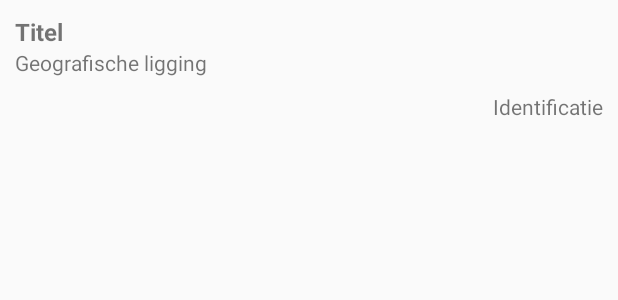
After one commit to marcello505/Programmeren3Project, an Android app: the layout element_item.xml on its own in the app's theme, with its tools: preview values and no code run, on a phone screen of 412 x 824 dp. The commit adds this screen. Shown: the top 300 px of the screen. Run offline under Robolectric (Android 15) with nearby library versions, the phone set to English and light mode, and no system bars.

Commit message:
JSON Parsing toegevoegd en de element_item.xml gemaakt.

```diff
--- a/Project/app/build.gradle
+++ b/Project/app/build.gradle
@@ -31,4 +31,5 @@ dependencies {
     testImplementation 'junit:junit:4.12'
     androidTestImplementation 'androidx.test.ext:junit:1.1.1'
     androidTestImplementation 'androidx.test.espresso:espresso-core:3.2.0'
+    implementation 'com.android.support:recyclerview-v7:28.0.0'
 }
--- /dev/null
+++ b/Project/app/src/main/res/layout/element_item.xml
@@ -0,0 +1,51 @@
+<?xml version="1.0" encoding="utf-8"?>
+<androidx.constraintlayout.widget.ConstraintLayout
+    xmlns:android="http://schemas.android.com/apk/res/android"
+    xmlns:app="http://schemas.android.com/apk/res-auto"
+    xmlns:tools="http://schemas.android.com/tools"
+    android:layout_width="match_parent"
+    android:layout_height="wrap_content"
+    android:id="@+id/cv_element_item_layout"
+    android:padding="10dp">
+
+    <ImageView
+        android:id="@+id/iv_element_item_image"
+        android:layout_width="0dp"
+        android:layout_height="0dp"
+        app:layout_constraintBottom_toBottomOf="parent"
+        app:layout_constraintStart_toStartOf="parent"
+        app:layout_constraintTop_toTopOf="parent" />
+
+    <TextView
+        android:id="@+id/tv_element_item_titel"
+        android:layout_width="0dp"
+        android:layout_height="wrap_content"
+        android:text="Titel"
+        android:textStyle="bold"
+        android:textSize="16sp"
+        app:layout_constraintEnd_toEndOf="parent"
+        app:layout_constraintStart_toEndOf="@+id/iv_element_item_image"
+        app:layout_constraintTop_toTopOf="parent" />
+
+    <TextView
+        android:id="@+id/tv_element_item_geografische_ligging"
+        android:layout_width="0dp"
+        android:layout_height="wrap_content"
+        android:text="Geografische ligging"
+        app:layout_constraintEnd_toEndOf="parent"
+        app:layout_constraintStart_toEndOf="@+id/iv_element_item_image"
+        app:layout_constraintTop_toBottomOf="@+id/tv_element_item_titel" />
+
+    <TextView
+        android:id="@+id/tv_element_item_identificatie"
+        android:layout_width="0dp"
+        android:layout_height="wrap_content"
+        android:text="Identificatie"
+        app:layout_constraintBottom_toBottomOf="parent"
+        app:layout_constraintEnd_toEndOf="parent"
+        app:layout_constraintTop_toBottomOf="@+id/tv_element_item_geografische_ligging"
+        android:layout_marginTop="10dp"/>
+
+
+
+</androidx.constraintlayout.widget.ConstraintLayout>
```
Also changed, not shown: Project/app/src/main/java/com/marcellohaddeman/programmeren3project/Element.java (added, +129 -0 lines), Project/app/src/main/java/com/marcellohaddeman/programmeren3project/MainActivity.java (+75 -0 lines), Project/app/src/main/java/com/marcellohaddeman/programmeren3project/NetworkUtils.java (added, +64 -0 lines), Project/app/src/main/res/layout/activity_main.xml (+3 -11 lines).
